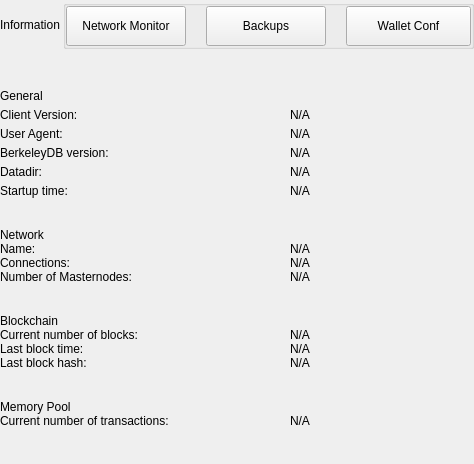
Qt form src/qt/qrax/settings/forms/settingsinformationwidget.ui (QRAX-LABS/QRAX) before a commit.
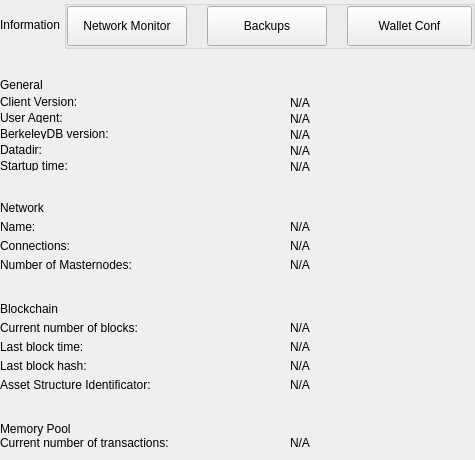
The same form after that commit.

Diff of the .ui file:
```diff
--- a/src/qt/qrax/settings/forms/settingsinformationwidget.ui
+++ b/src/qt/qrax/settings/forms/settingsinformationwidget.ui
@@ -6,10 +6,22 @@
    <rect>
     <x>0</x>
     <y>0</y>
-    <width>474</width>
-    <height>464</height>
+    <width>475</width>
+    <height>460</height>
    </rect>
   </property>
+  <property name="sizePolicy">
+   <sizepolicy hsizetype="Expanding" vsizetype="Expanding">
+    <horstretch>0</horstretch>
+    <verstretch>0</verstretch>
+   </sizepolicy>
+  </property>
+  <property name="minimumSize">
+   <size>
+    <width>470</width>
+    <height>450</height>
+   </size>
+  </property>
   <property name="windowTitle">
    <string>Form</string>
   </property>
@@ -192,7 +204,7 @@
           <property name="sizeHint" stdset="0">
            <size>
             <width>20</width>
-            <height>40</height>
+            <height>30</height>
            </size>
           </property>
          </spacer>
@@ -440,6 +452,24 @@
          </spacer>
         </item>
         <item>
+         <widget class="QWidget" name="layoutOptions2" native="true">
+          <layout class="QVBoxLayout" name="verticalLayout_4" stretch="0,0,0,0">
+           <property name="spacing">
+            <number>5</number>
+           </property>
+           <property name="leftMargin">
+            <number>0</number>
+           </property>
+           <property name="topMargin">
+            <number>0</number>
+           </property>
+           <property name="rightMargin">
+            <number>0</number>
+           </property>
+           <property name="bottomMargin">
+            <number>10</number>
+           </property>
+           <item>
          <widget class="QLabel" name="labelTitleNetwork">
           <property name="text">
            <string>Network</string>
@@ -525,8 +555,7 @@
          </layout>
         </item>
         <item>
-         <widget class="QWidget" name="layoutOptions2" native="true">
-          <layout class="QHBoxLayout" name="horizontalMasternodes" stretch="0,1">
+            <layout class="QHBoxLayout" name="horizontalLayout_2" stretch="0,1">
            <property name="spacing">
              <number>0</number>
            </property>
@@ -540,7 +569,7 @@
             <number>0</number>
            </property>
            <property name="bottomMargin">
-            <number>10</number>
+              <number>0</number>
            </property>
            <item>
             <widget class="QLabel" name="labelTitleMasternodes">
@@ -572,7 +601,12 @@
              <property name="text">
               <string notr="true">N/A</string>
              </property>
-            </widget>
+               <property name="textInteractionFlags">
+                <set>Qt::LinksAccessibleByMouse|Qt::TextSelectableByKeyboard|Qt::TextSelectableByMouse</set>
+               </property>
+              </widget>
+             </item>
+            </layout>
            </item>
           </layout>
          </widget>
@@ -594,6 +628,24 @@
          </spacer>
         </item>
         <item>
+         <widget class="QWidget" name="layoutOptions3" native="true">
+          <layout class="QVBoxLayout" name="verticalLayout_5" stretch="0,0,0,0,0">
+           <property name="spacing">
+            <number>5</number>
+           </property>
+           <property name="leftMargin">
+            <number>0</number>
+           </property>
+           <property name="topMargin">
+            <number>0</number>
+           </property>
+           <property name="rightMargin">
+            <number>0</number>
+           </property>
+           <property name="bottomMargin">
+            <number>10</number>
+           </property>
+           <item>
          <widget class="QLabel" name="labelTitleBlockchain">
           <property name="text">
            <string>Blockchain</string>
@@ -679,8 +731,7 @@
          </layout>
         </item>
         <item>
-         <widget class="QWidget" name="layoutOptions3" native="true">
-          <layout class="QHBoxLayout" name="horizontalBlockHash" stretch="0,1">
+            <layout class="QHBoxLayout" name="horizontalLayout_5" stretch="0,1">
            <property name="spacing">
             <number>0</number>
            </property>
@@ -694,7 +745,7 @@
             <number>0</number>
            </property>
            <property name="bottomMargin">
-            <number>10</number>
+              <number>0</number>
            </property>
            <item>
             <widget class="QLabel" name="labelTitleBlockHash">
@@ -726,7 +777,54 @@
              <property name="text">
               <string notr="true">N/A</string>
              </property>
-            </widget>
+               <property name="textInteractionFlags">
+                <set>Qt::LinksAccessibleByMouse|Qt::TextSelectableByKeyboard|Qt::TextSelectableByMouse</set>
+               </property>
+              </widget>
+             </item>
+            </layout>
+           </item>
+           <item>
+            <layout class="QHBoxLayout" name="horizontalLayout_6" stretch="0,1">
+             <property name="spacing">
+              <number>0</number>
+             </property>
+             <property name="leftMargin">
+              <number>0</number>
+             </property>
+             <property name="topMargin">
+              <number>0</number>
+             </property>
+             <property name="rightMargin">
+              <number>0</number>
+             </property>
+             <property name="bottomMargin">
+              <number>0</number>
+             </property>
+             <item>
+              <widget class="QLabel" name="labelTitleWalletIdentHash">
+               <property name="minimumSize">
+                <size>
+                 <width>290</width>
+                 <height>0</height>
+                </size>
+               </property>
+               <property name="text">
+                <string>Asset Structure Identificator:</string>
+               </property>
+              </widget>
+             </item>
+             <item>
+              <widget class="QLabel" name="labelInfoWalletIdentHash">
+               <property name="text">
+                <string>N/A</string>
+               </property>
+               <property name="textInteractionFlags">
+                <set>Qt::LinksAccessibleByMouse|Qt::TextSelectableByKeyboard|Qt::TextSelectableByMouse</set>
+               </property>
+              </widget>
+             </item>
+            </layout>
            </item>
           </layout>
          </widget>
@@ -737,7 +835,7 @@
            <enum>Qt::Vertical</enum>
           </property>
           <property name="sizeType">
-           <enum>QSizePolicy::Fixed</enum>
+           <enum>QSizePolicy::Minimum</enum>
           </property>
           <property name="sizeHint" stdset="0">
            <size>
@@ -792,10 +890,13 @@
           <property name="orientation">
            <enum>Qt::Vertical</enum>
           </property>
+          <property name="sizeType">
+           <enum>QSizePolicy::Minimum</enum>
+          </property>
           <property name="sizeHint" stdset="0">
            <size>
             <width>20</width>
-            <height>40</height>
+            <height>10</height>
            </size>
           </property>
          </spacer>
```
Left out of the diff: 60 changed lines with no effect on the pictures. Lines whose indentation alone changed are shown as unchanged.
